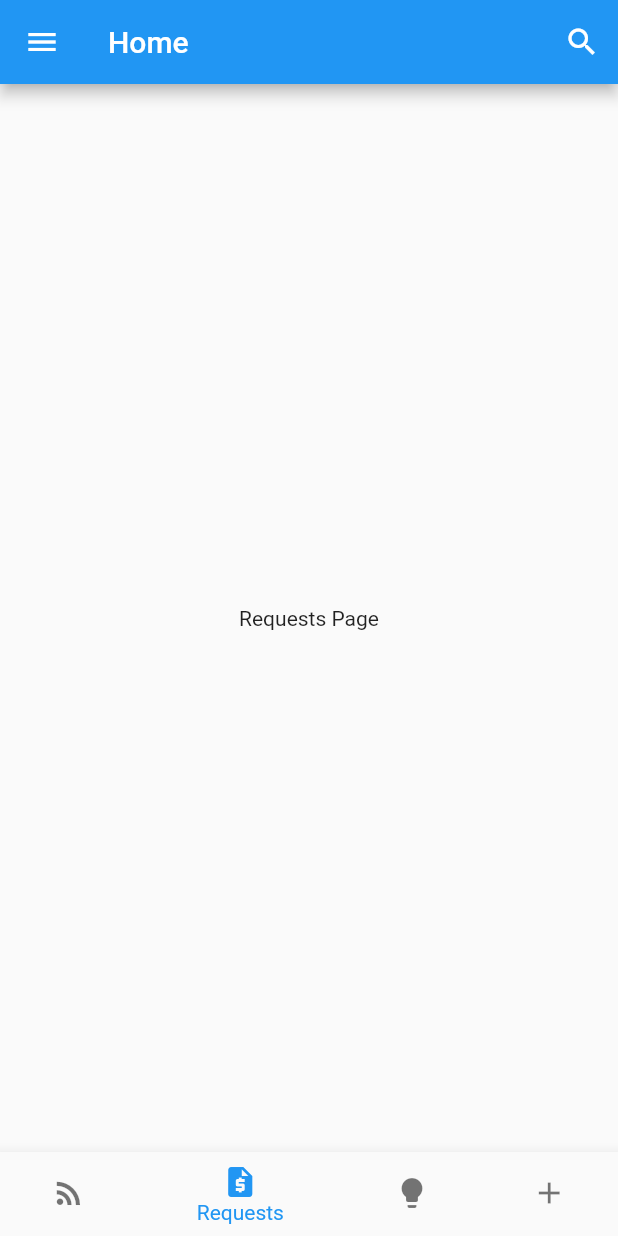
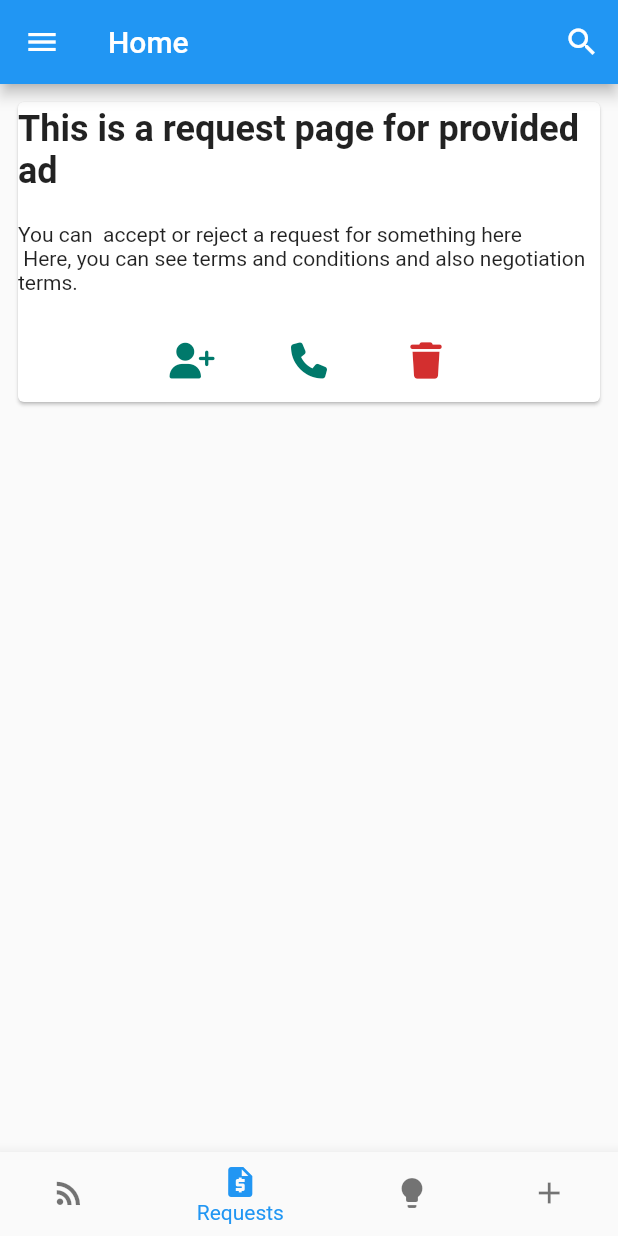
Before and after one commit to RaazDk1992/therental, a Flutter app: the HomePage screen opened directly, item 2 of the bottom bar chosen, on a phone screen of 412 x 824 dp. Run offline on Flutter 3.47's test engine with Material 2 defaults, Android fonts, the phone set to English and light mode, and no system bars; our stand-ins replace easy_localization, flutter_rating_bar, font_awesome_flutter.

Commit message:
request page layout change

```diff
--- a/assets/translations/en.json
+++ b/assets/translations/en.json
@@ -10,6 +10,9 @@
    "email":"e-mail",
    "phone":"Phone",
    "password":"Password",
-   "firstnamevalidator": "Please enter your first name"
+   "firstnamevalidator": "Please enter your first name",
+   "clothing":"Clothing",
+   "house": "House",
+   "retail": "Retail"
 
 }
--- a/assets/translations/ne.json
+++ b/assets/translations/ne.json
@@ -9,5 +9,8 @@
     "email":"ई-मेल",
     "phone":"फोन",
     "password":"पासवर्ड",
-    "firstnamevalidator": "कृपया आफ्नो नाम प्रविष्ट गर्नुहोस्"
+    "firstnamevalidator": "कृपया आफ्नो नाम प्रविष्ट गर्नुहोस्",
+    "clothing":"कपडा",
+    "house": "घर",
+    "retail": "जग्गा"
  }
--- a/lib/screens/lessor/home.dart
+++ b/lib/screens/lessor/home.dart
@@ -1,5 +1,6 @@
 import 'package:flutter/material.dart';
 import 'package:therental/screens/lessor/demand.dart';
+import 'package:therental/screens/lessor/request.dart';
 import 'package:therental/screens/search.dart';
 
 class HomePage extends StatefulWidget {
@@ -12,7 +13,7 @@ class _HomePageState extends State<HomePage> {
 
   final List<Widget> _widgetOptions = [
     DemandPage(),
-    RequestsPage(),
+    RequestPage(),
     SuggestionsPage(),
     PostProductPage(),
   ];
@@ -97,15 +98,6 @@ class _HomePageState extends State<HomePage> {
   }
 }
 
-class RequestsPage extends StatelessWidget {
-  @override
-  Widget build(BuildContext context) {
-    return Center(
-      child: Text('Requests Page'),
-    );
-  }
-}
-
 class SuggestionsPage extends StatelessWidget {
   @override
   Widget build(BuildContext context) {
--- a/lib/screens/lessor/request.dart
+++ b/lib/screens/lessor/request.dart
@@ -0,0 +1,69 @@
+import 'package:flutter/material.dart';
+import 'package:font_awesome_flutter/font_awesome_flutter.dart';
+import 'package:therental/constants/sizes.dart';
+
+class RequestPage extends StatelessWidget {
+  @override
+  Widget build(BuildContext context) {
+    return Scaffold(
+      body: SingleChildScrollView(
+        child: Padding(
+          padding: const EdgeInsets.all(8.0),
+          child: Card(
+            child: Container(
+              height: 200,
+              width: MediaQuery.of(context).size.width,
+              child: Column(
+                mainAxisAlignment: MainAxisAlignment.center,
+                crossAxisAlignment: CrossAxisAlignment.center,
+                children: [
+                  Text(
+                    "This is a request page for provided ad",
+                    style: TextStyle(
+                      fontSize: 24.0,
+                      fontWeight: FontWeight.bold,
+                    ),
+                  ),
+                  SizedBox(height: 20.0),
+                  Text(
+                      "You can  accept or reject a request for something here\n Here, you can see terms and conditions and also negotiation terms."),
+                  SizedBox(height: 20.0),
+                  Row(
+                    mainAxisAlignment: MainAxisAlignment.center,
+                    crossAxisAlignment: CrossAxisAlignment.center,
+                    children: [
+                      IconButton(
+                          onPressed: () {},
+                          icon: const FaIcon(
+                            FontAwesomeIcons.userPlus,
+                            color: Color.fromARGB(255, 0, 121, 107),
+                          )),
+                      const SizedBox(
+                        width: SIZE_LARGE,
+                      ),
+                      IconButton(
+                          onPressed: () {},
+                          icon: const FaIcon(
+                            FontAwesomeIcons.phone,
+                            color: Color.fromARGB(255, 0, 121, 107),
+                          )),
+                      const SizedBox(
+                        width: SIZE_LARGE,
+                      ),
+                      IconButton(
+                          onPressed: () {},
+                          icon: FaIcon(
+                            FontAwesomeIcons.trash,
+                            color: Colors.red.shade700,
+                          )),
+                    ],
+                  )
+                ],
+              ),
+            ),
+          ),
+        ),
+      ),
+    );
+  }
+}
```
Also changed, not shown: lib/screens/login.dart (+14 -16 lines), lib/translations/codegen_loader.g.dart, lib/translations/locale_keys.g.dart.
